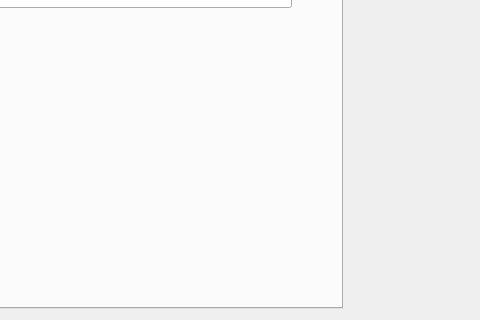
First picture: the form in ui_producto.ui, repository benArambide/ProyFinal-IS2, before the edit; both pictures show x 548 to 1028 and y 206 to 526 of the 1028 by 526 pixel window.
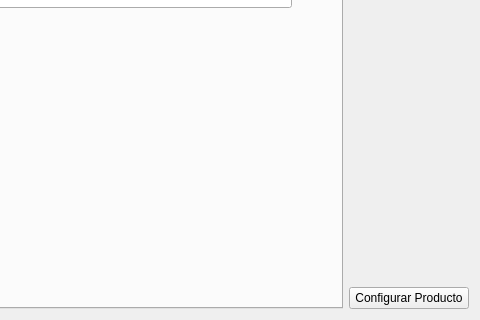
Second picture: the form after the edit. Icons and pictures are not drawn.

What changed in the file:
```diff
--- a/ui_producto.ui
+++ b/ui_producto.ui
@@ -359,6 +359,13 @@
        </property>
       </widget>
      </item>
+     <item row="4" column="0">
+      <widget class="QPushButton" name="Configurar_producto">
+       <property name="text">
+        <string>Configurar Producto</string>
+       </property>
+      </widget>
+     </item>
     </layout>
    </item>
   </layout>
```
